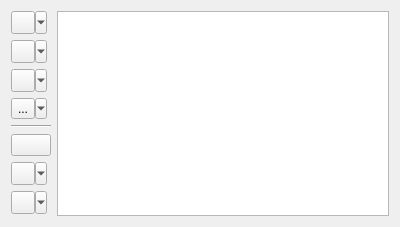
Qt form lib/ui/widgets/metadata/nodes.ui (metgem/metgem) before a commit.
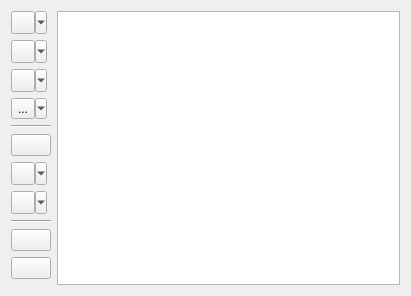
The same form after that commit. Icons and pictures are not drawn. Custom widgets are drawn as their Qt base class.

Commit message: Add Edit Group Mapping dialog to do arithmetic on columns

```diff
--- a/lib/ui/widgets/metadata/nodes.ui
+++ b/lib/ui/widgets/metadata/nodes.ui
@@ -6,8 +6,8 @@
    <rect>
     <x>0</x>
     <y>0</y>
-    <width>400</width>
-    <height>227</height>
+    <width>411</width>
+    <height>296</height>
    </rect>
   </property>
   <property name="windowTitle">
@@ -160,6 +160,47 @@
        </property>
       </widget>
      </item>
+     <item>
+      <widget class="Line" name="line_2">
+       <property name="orientation">
+        <enum>Qt::Horizontal</enum>
+       </property>
+      </widget>
+     </item>
+     <item>
+      <widget class="QPushButton" name="btEditGroupMapping">
+       <property name="toolTip">
+        <string>Edit Group Mapping</string>
+       </property>
+       <property name="statusTip">
+        <string>Edit Group Mapping</string>
+       </property>
+       <property name="text">
+        <string/>
+       </property>
+       <property name="icon">
+        <iconset resource="../../ui.qrc">
+         <normaloff>:/icons/images/calculator.svg</normaloff>:/icons/images/calculator.svg</iconset>
+       </property>
+      </widget>
+     </item>
+     <item>
+      <widget class="QPushButton" name="btDeleteColumns">
+       <property name="toolTip">
+        <string>Remove selected columns</string>
+       </property>
+       <property name="statusTip">
+        <string>Remove selected columns</string>
+       </property>
+       <property name="text">
+        <string/>
+       </property>
+       <property name="icon">
+        <iconset resource="../../ui.qrc">
+         <normaloff>:/icons/images/list-remove.svg</normaloff>:/icons/images/list-remove.svg</iconset>
+       </property>
+      </widget>
+     </item>
      <item>
       <spacer name="verticalSpacer">
        <property name="orientation">
```
The commit also changes 8 other files.
